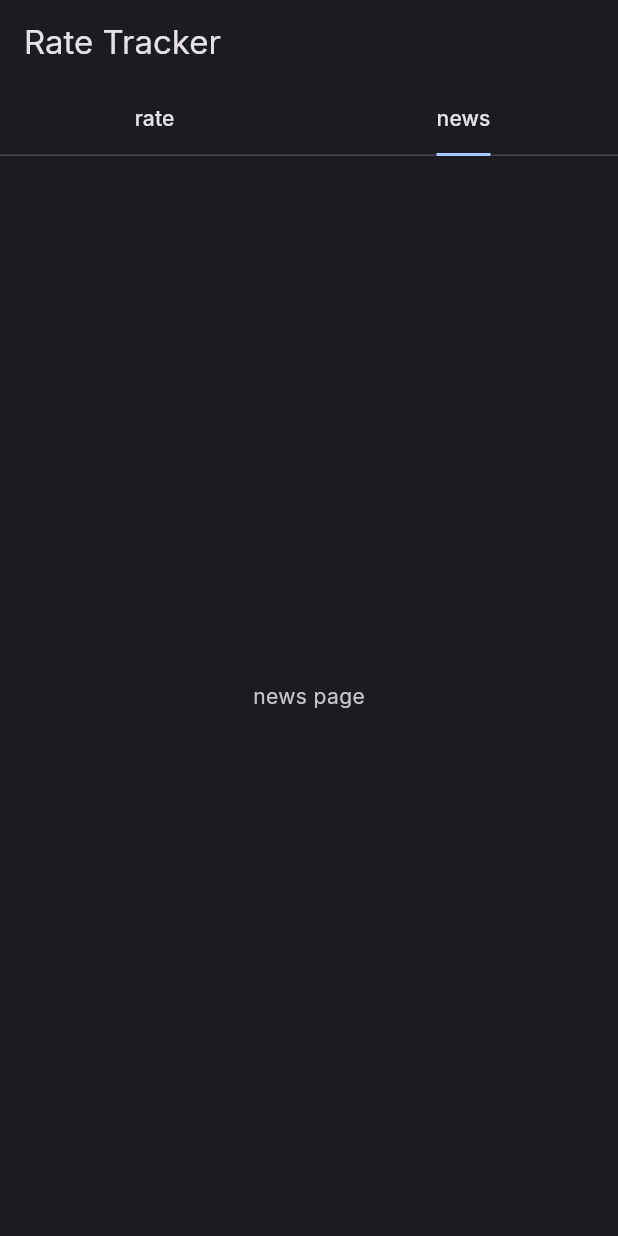
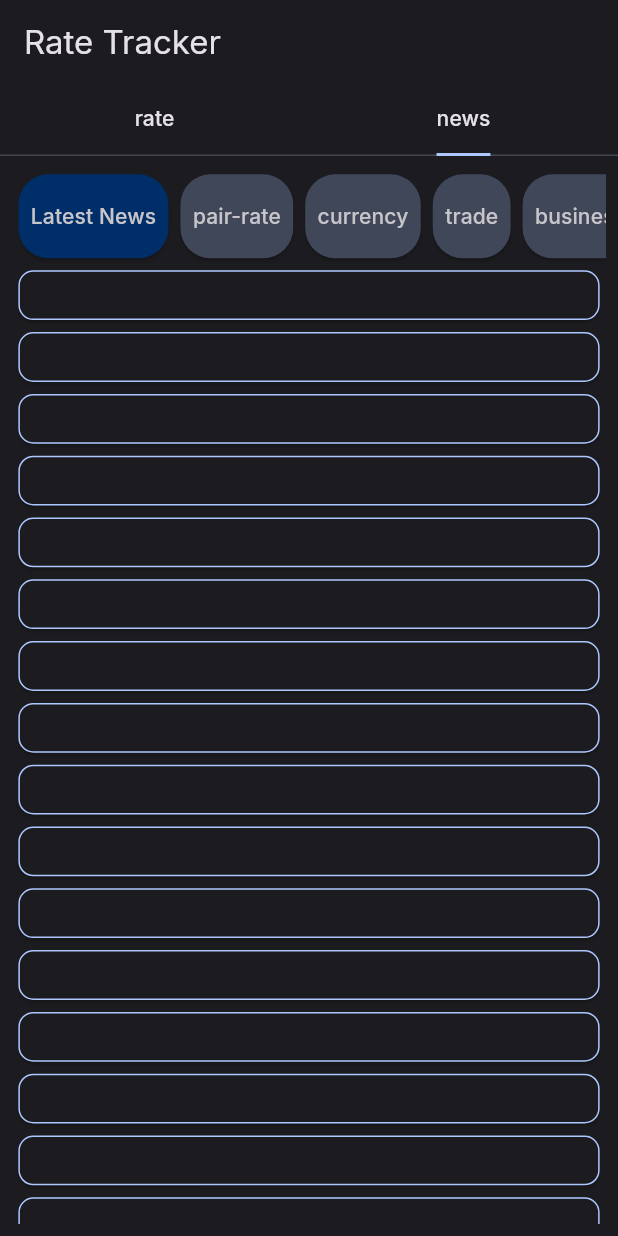
Before and after one commit to fhkhd/rate_tracker, a Flutter app: the screen it shows after launch, tab 2 chosen, on a phone screen of 412 x 824 dp. Run offline on Flutter 3.47's test engine with Material 3 defaults, Android fonts, the phone set to English and light mode, and no system bars; our stand-ins replace bloc, equatable, flutter_bloc, fpdart, get_it, google_fonts and 3 more.

Commit message:
Set ui of news key word

```diff
--- /dev/null
+++ b/lib/features/news/data/datasources/news_remote_data_source.dart
@@ -0,0 +1 @@
+abstract interface class NewsRemoteDataSource {}
--- a/lib/features/news/presentation/pages/news_main_page.dart
+++ b/lib/features/news/presentation/pages/news_main_page.dart
@@ -1,5 +1,6 @@
-import 'package:flutter/cupertino.dart';
 import 'package:flutter/material.dart';
+import 'package:rate_tracker/features/news/presentation/widgets/news_key_word_widget.dart';
+import 'package:sizer/sizer.dart';
 
 class NewsMainPage extends StatefulWidget {
   const NewsMainPage({super.key});
@@ -9,11 +10,55 @@ class NewsMainPage extends StatefulWidget {
 }
 
 class _NewsMainPageState extends State<NewsMainPage> {
+  List<String> newsKeyWord = [
+    'Latest News',
+    "pair-rate",
+    'currency',
+    "trade",
+    "business",
+  ];
+
   @override
   Widget build(BuildContext context) {
-    return const Scaffold(
-      body: Center(
-        child: Text("news page"),
+    return Scaffold(
+      body: Padding(
+        padding: EdgeInsets.all(2.w),
+        child: Column(
+          children: [
+            Expanded(
+              flex: 1,
+              child: ListView.builder(
+                scrollDirection: Axis.horizontal,
+                itemCount: newsKeyWord.length,
+                itemBuilder: (context, index) => NewsKeyWordWidget(
+                  keyWord: newsKeyWord[index],
+                  onTap: () async {
+                    // read event
+                  },
+                  isSelected: index == 0 ? true : false,
+                ),
+              ),
+            ),
+            Expanded(
+                flex: 10,
+                child: ListView.builder(
+                  scrollDirection: Axis.vertical,
+                  itemCount: 40,
+                  itemBuilder: (context, index) => SizedBox(
+                    height: 5.h,
+                    child: Card(
+                      shape: RoundedRectangleBorder(
+                        borderRadius: BorderRadius.circular(10),
+                        side: BorderSide(
+                          width: 1,
+                          color: Theme.of(context).colorScheme.primary,
+                        ),
+                      ),
+                    ),
+                  ),
+                ))
+          ],
+        ),
       ),
     );
   }
--- /dev/null
+++ b/lib/features/news/presentation/widgets/news_key_word_widget.dart
@@ -0,0 +1,39 @@
+import 'package:flutter/material.dart';
+import 'package:sizer/sizer.dart';
+
+class NewsKeyWordWidget extends StatelessWidget {
+  final void Function()? onTap;
+  final String keyWord;
+  final bool isSelected;
+
+  const NewsKeyWordWidget({
+    super.key,
+    this.onTap,
+    required this.keyWord,
+    required this.isSelected,
+  });
+
+  @override
+  Widget build(BuildContext context) {
+    return InkWell(
+      onTap: onTap,
+      child: Card(
+        color: isSelected
+            ? Theme.of(context).colorScheme.onPrimary
+            : Theme.of(context).colorScheme.secondaryContainer,
+        shape: RoundedRectangleBorder(
+          borderRadius: BorderRadius.circular(20),
+        ),
+        child: Padding(
+          padding: EdgeInsets.symmetric(horizontal: 2.w),
+          child: Center(
+            child: Text(
+              keyWord,
+              style: Theme.of(context).textTheme.titleSmall,
+            ),
+          ),
+        ),
+      ),
+    );
+  }
+}
```
